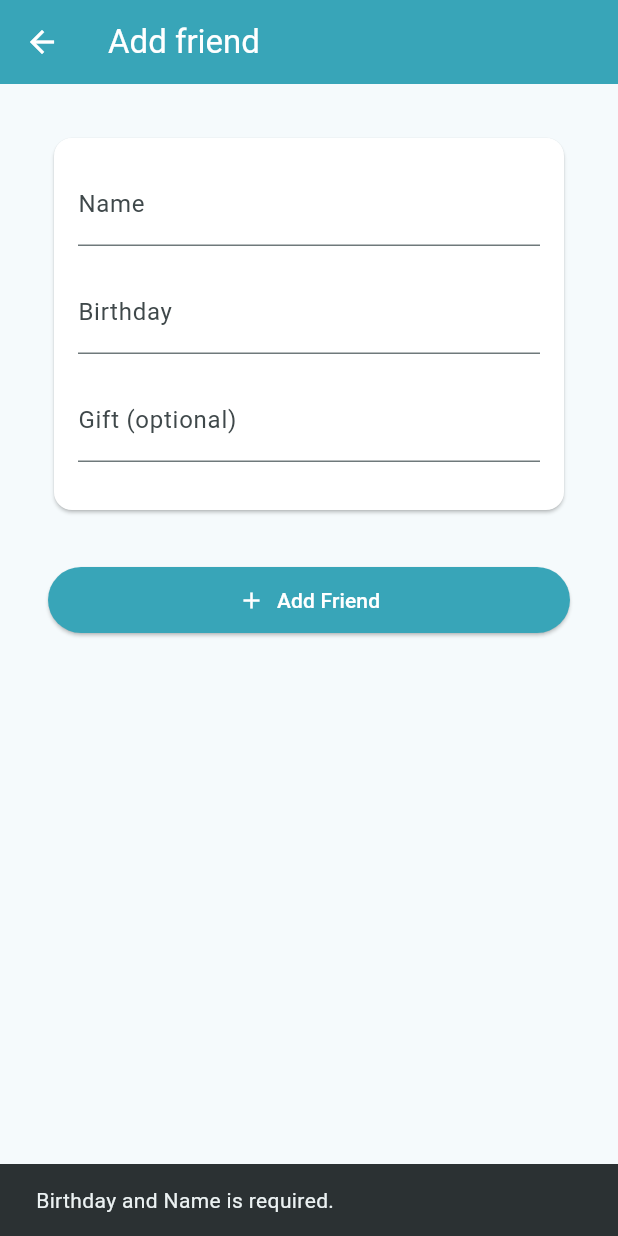
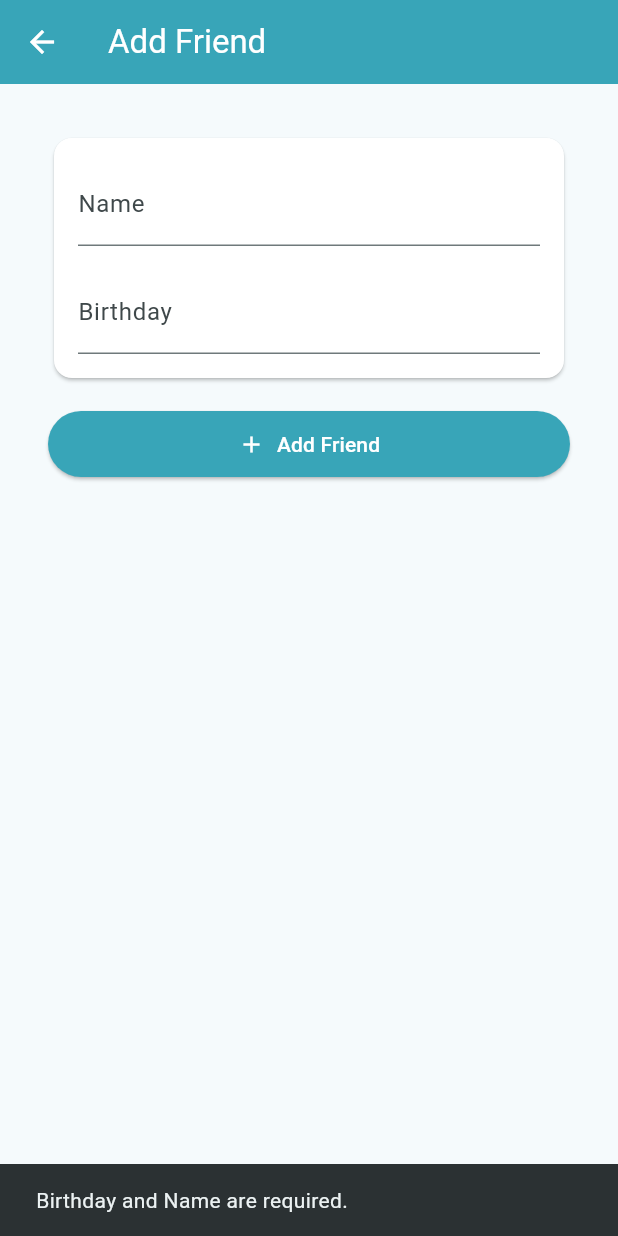
Before and after one commit to RobinKlim/birthday_planer, a Flutter app: the AddFriendPage screen opened directly, after a tap on "Add Friend", on a phone screen of 412 x 824 dp. Run offline on Flutter 3.47's test engine with Material 3 defaults, Android fonts, the phone set to English and light mode, and no system bars; our stand-ins replace isar; accounts and stored records are empty; generated files the repository leaves out were written again.

Commit message:
friends card widget

```diff
--- a/lib/pages/add_friend_page.dart
+++ b/lib/pages/add_friend_page.dart
@@ -1,7 +1,9 @@
 import 'package:flutter/material.dart';
 import 'package:birthday_planer/models/friend.dart';
 import 'package:birthday_planer/models/database.dart';
+import 'package:birthday_planer/widgets/friend_card.dart';
 import 'package:provider/provider.dart';
+import 'package:intl/intl.dart';
 
 class AddFriendPage extends StatefulWidget {
   @override
@@ -9,32 +11,19 @@ class AddFriendPage extends StatefulWidget {
 }
 
 class _AddFriendPageState extends State<AddFriendPage> {
-  DateTime? selectedDate;
   TextEditingController _dateController = TextEditingController();
   TextEditingController _nameController = TextEditingController();
 
-  Future<void> _selectDate(BuildContext context) async {
-    final DateTime? pickedDate = await showDatePicker(
-      context: context,
-      initialDate: selectedDate ?? DateTime.now(),
-      firstDate: DateTime(1900),
-      lastDate: DateTime(2101),
-    );
-    if (pickedDate != null && pickedDate != selectedDate) {
-      setState(() {
-        selectedDate = pickedDate;
-        _dateController.text = "${selectedDate!.toLocal()}".split(' ')[0];
-      });
-    }
-  }
-
   void _addFriend() async {
     final String name = _nameController.text;
+    final String birthdayStr = _dateController.text;
 
-    if (selectedDate != null && name.isNotEmpty) {
-      final DateTime birthday = selectedDate!;
-      final friend = Friend(name: name, birthday: birthday!);
+    if (name.isNotEmpty && birthdayStr.isNotEmpty) {
+      DateTime birthday = DateFormat('yyyy-MM-dd').parse(birthdayStr);
+
+      final friend = Friend(name: name, birthday: birthday);
       context.read<Database>().addFriend(friend);
+
       ScaffoldMessenger.of(context).showSnackBar(
         SnackBar(
           content: Text('Friend added successfully!'),
@@ -44,7 +33,7 @@ class _AddFriendPageState extends State<AddFriendPage> {
       Navigator.pop(context);
     } else {
       ScaffoldMessenger.of(context).showSnackBar(
-        SnackBar(content: Text('Birthday and Name is required.')),
+        SnackBar(content: Text('Birthday and Name are required.')),
       );
     }
   }
@@ -53,7 +42,7 @@ class _AddFriendPageState extends State<AddFriendPage> {
   Widget build(BuildContext context) {
     return Scaffold(
       appBar: AppBar(
-        title: Text('Add friend'),
+        title: Text('Add Friend'),
         backgroundColor: Theme.of(context).colorScheme.primary,
         foregroundColor: Theme.of(context).colorScheme.onPrimary,
       ),
@@ -61,46 +50,13 @@ class _AddFriendPageState extends State<AddFriendPage> {
         padding: const EdgeInsets.all(32.0),
         child: Column(
           children: [
-            Card(
-              color: Theme.of(context).colorScheme.onPrimary,
-              child: Padding(
-                padding: const EdgeInsets.all(16.0),
-                child: Column(
-                  children: [
-                    TextField(
-                      controller: _nameController,
-                      decoration: InputDecoration(
-                        labelText: 'Name',
-                      ),
-                    ),
-                    SizedBox(height: 16),
-                    GestureDetector(
-                      onTap: () => _selectDate(context),
-                      child: AbsorbPointer(
-                        child: TextField(
-                          controller: _dateController,
-                          decoration: InputDecoration(
-                            labelText: 'Birthday',
-                          ),
-                        ),
-                      ),
-                    ),
-                    SizedBox(height: 16),
-                    TextField(
-                      decoration: InputDecoration(
-                        labelText: 'Gift (optional)',
-                      ),
-                    ),
-                    SizedBox(height: 16),
-                  ],
-                ),
-              ),
+            FriendCard(
+              nameController: _nameController,
+              dateController: _dateController,
             ),
-            SizedBox(height: 32),
+            SizedBox(height: 16),
             ElevatedButton(
               onPressed: () {
-                print(_nameController.text);
-                print(_dateController.text);
                 _addFriend();
               },
               child: SizedBox(
--- a/lib/pages/friends_list_page.dart
+++ b/lib/pages/friends_list_page.dart
@@ -62,7 +62,7 @@ class _FriendsListPageState extends State<FriendsListPage> {
                 child: ListView.builder(
                   itemCount: friends.length,
                   itemBuilder: (context, index) {
-                    return ListItem(friend: friends[index]);
+                    return FriendListItem(friend: friends[index]);
                   },
                 ),
               ),
--- /dev/null
+++ b/lib/widgets/friend_card.dart
@@ -0,0 +1,60 @@
+import 'package:flutter/material.dart';
+
+class FriendCard extends StatefulWidget {
+  final TextEditingController nameController;
+  final TextEditingController dateController;
+
+  FriendCard({
+    required this.nameController,
+    required this.dateController,
+  });
+
+  @override
+  _FriendCardState createState() => _FriendCardState();
+}
+
+class _FriendCardState extends State<FriendCard> {
+  Future<void> _selectDate(BuildContext context) async {
+    final DateTime? pickedDate = await showDatePicker(
+      context: context,
+      initialDate: DateTime.now(),
+      firstDate: DateTime(1900),
+      lastDate: DateTime(2101),
+    );
+    if (pickedDate != null) {
+      widget.dateController.text = "${pickedDate.toLocal()}".split(' ')[0];
+    }
+  }
+
+  @override
+  Widget build(BuildContext context) {
+    return Card(
+      color: Theme.of(context).colorScheme.onPrimary,
+      child: Padding(
+        padding: const EdgeInsets.all(16.0),
+        child: Column(
+          children: [
+            TextField(
+              controller: widget.nameController,
+              decoration: InputDecoration(
+                labelText: 'Name',
+              ),
+            ),
+            SizedBox(height: 16),
+            GestureDetector(
+              onTap: () => _selectDate(context),
+              child: AbsorbPointer(
+                child: TextField(
+                  controller: widget.dateController,
+                  decoration: InputDecoration(
+                    labelText: 'Birthday',
+                  ),
+                ),
+              ),
+            ),
+          ],
+        ),
+      ),
+    );
+  }
+}
```
Also changed, not shown: lib/pages/friend_detail_page.dart (+40 -7 lines), lib/widgets/friend_list_item.dart (+4 -3 lines).
